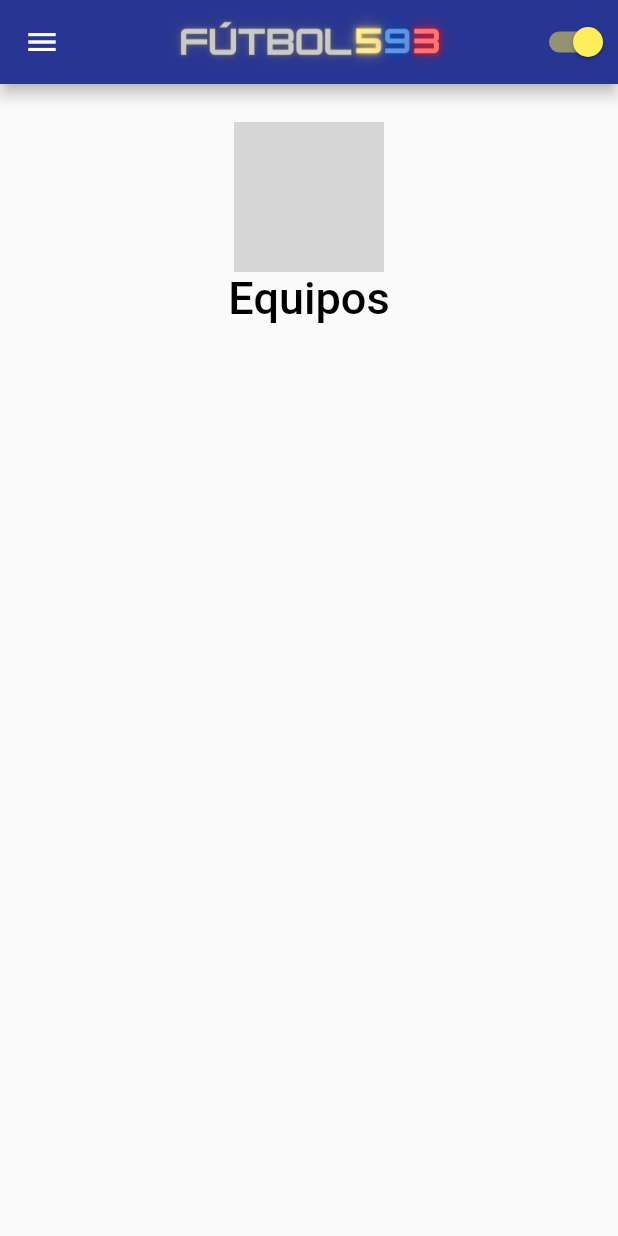
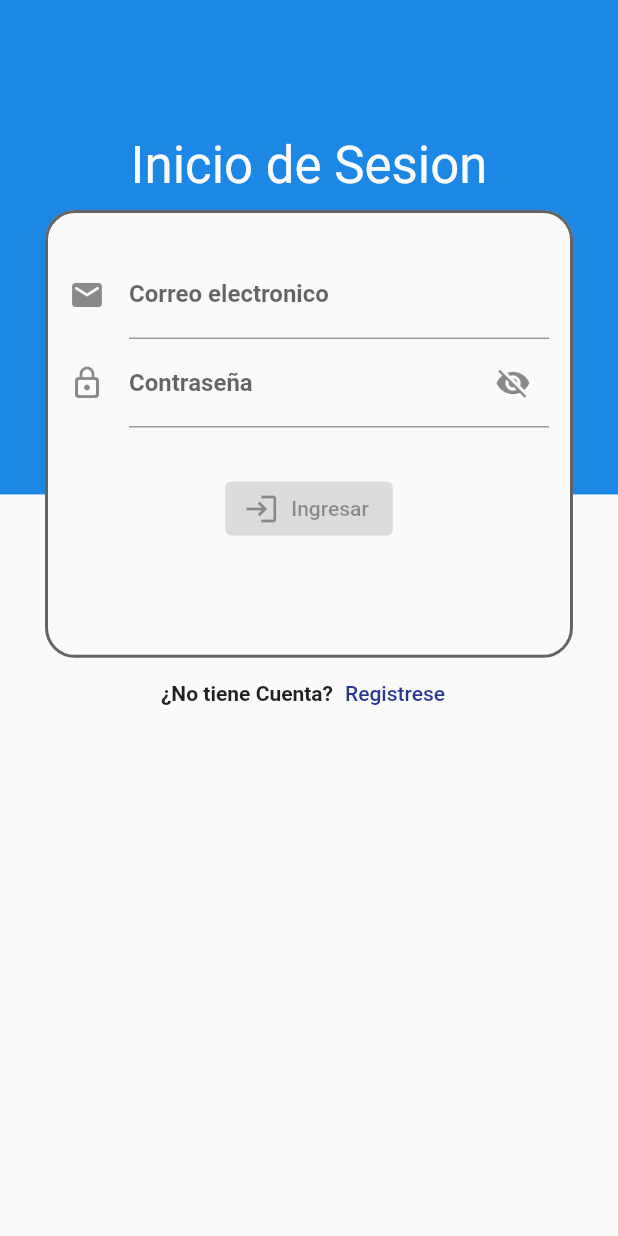
Before and after one commit to wizard-44/futbol593app, a Flutter app: the screen it shows after launch, on a phone screen of 412 x 824 dp. Run offline on Flutter 3.47's test engine with Material 2 defaults, Android fonts, the phone set to English and light mode, and no system bars; our stand-ins replace flutter_screenutil, image_picker, jwt_decoder, rxdart, shared_preferences; missing offline and left inert: cloudinary_public; Roboto replaces fonts that are missing (Nexa); grey boxes are pictures that could not be loaded.

Commit message:
Actualizacion Login y SignUp

```diff
--- a/lib/main.dart
+++ b/lib/main.dart
@@ -1,5 +1,8 @@
 import 'package:flutter/material.dart';
 import 'package:futbol593/src/pages/SplashScreen.dart';
+import 'package:futbol593/src/pages/login_page.dart';
+import 'package:futbol593/src/pages/settings_page.dart';
+import 'package:futbol593/src/pages/signup_page.dart';
 import 'package:futbol593/src/providers/main_provider.dart';
 import 'package:flutter_screenutil/flutter_screenutil.dart';
 import 'package:futbol593/src/theme/main_theme.dart';
@@ -26,17 +29,26 @@ class App extends StatelessWidget {
         builder: (context, snapshot) {
           if (snapshot.hasData) {
             return ScreenUtilInit(
-                designSize: const Size(360, 690),
-                builder: () => MaterialApp(
-                    debugShowCheckedModeBanner: false,
-                    title: 'Futbol593',
-                    theme: AppTheme.themeData(mainProvider.mode),
-                    home: const SplashScreen()));
+              designSize: const Size(360, 690),
+              builder: () => MaterialApp(
+                debugShowCheckedModeBanner: false,
+                title: 'Futbol593',
+                theme: AppTheme.themeData(mainProvider.mode),
+                routes:{
+                  "/login" : (context) => const LoginPage(),
+                  "/settings" : (context) => const SettingPage(),
+                  "/signup" : (context) => const SignUpPage(),
+                },
+                home: const SplashScreen(),
+              )
+            );
           }
           return const SizedBox.square(
               dimension: 100.0,
               child: CircularProgressIndicator(
-                color:Colors.white));
-        });
+                color:Colors.white)
+          );
+        }
+    );
   }
 }
--- /dev/null
+++ b/lib/src/bloc/login_bloc.dart
@@ -0,0 +1,23 @@
+import 'package:futbol593/src/bloc/validator_bloc.dart';
+import 'package:rxdart/rxdart.dart';
+import 'package:rxdart/subjects.dart';
+
+class LoginBloc with Validator {
+  LoginBloc();
+  //Controllers
+  final _emailController = BehaviorSubject<String>();
+  final _passwordController = BehaviorSubject<String>();
+  //Streams, vinculados con la validación
+  Stream<String> get emailStream =>
+      _emailController.stream.transform(emailValidator);
+  Stream<String> get passwordStream =>
+      _passwordController.stream.transform(passwordValidator);
+  Stream<bool> get formLoginStream =>
+      Rx.combineLatest2(emailStream, passwordStream, (a, b) => true);
+  //Funciones para el onChange cada control
+  Function(String) get changeEmail => _emailController.sink.add;
+  Function(String) get changePassword => _passwordController.sink.add;
+  //Propiedades con el valor del texto ingreso
+  String get email => _emailController.value;
+  String get password => _passwordController.value;
+}
--- /dev/null
+++ b/lib/src/bloc/validator_bloc.dart
@@ -0,0 +1,36 @@
+import 'dart:async';
+
+class Validator {
+  final emailValidator = StreamTransformer<String, String>.fromHandlers(
+    handleData: (data, sink) {
+      String pattern =
+          r'^(([^<>()[\]\\.,;:\s@\"]+(\.[^<>()[\]\\.,;:\s@\"]+)*)|(\".+\"))@((\[[0-9]{1,3}\.[0-9]{1,3}\.[0-9]{1,3}\.[0-9]{1,3}\])|(([a-zA-Z\-0-9]+\.)+[a-zA-Z]{2,}))$';
+      RegExp regExp = RegExp(pattern);
+      if (regExp.hasMatch(data)) {
+        sink.add(data); //La validación se cumplió
+      } else {
+        sink.addError('Correo no válido');
+      }
+    },
+  );
+
+  final passwordValidator = StreamTransformer<String, String>.fromHandlers(
+    handleData: (data, sink) {
+      if (data.length >= 6) {
+        sink.add(data); //La validación se cumplió
+      } else {
+        sink.addError('Contraseña debe ser de al menos 6 caracteres');
+      }
+    },
+  );
+
+  final usernameValidator = StreamTransformer<String, String>.fromHandlers(
+    handleData: (data, sink) {
+      if (data.length >= 4) {
+        sink.add(data); //La validación se cumplió
+      } else {
+        sink.addError('Usuario debe ser de al menos 4 caracteres');
+      }
+    },
+  );
+}
--- /dev/null
+++ b/lib/src/models/usuario_model.dart
@@ -0,0 +1,23 @@
+// To parse this JSON data, do
+//
+//     final usuario = usuarioFromJson(jsonString);
+
+import 'dart:convert';
+
+String usuarioToJson(Usuario data) => json.encode(data.toJson());
+
+class Usuario {
+  Usuario({this.displayName, this.email, this.password, this.role});
+
+  String? displayName;
+  String? email;
+  String? password;
+  String? role;
+
+  Map<String, dynamic> toJson() => {
+    "displayName": displayName,
+    "email": email,
+    "password": password,
+    "role": role
+  };
+}
--- /dev/null
+++ b/lib/src/pages/login_page.dart
@@ -0,0 +1,146 @@
+import 'package:flutter/material.dart';
+import 'package:flutter_screenutil/flutter_screenutil.dart';
+import 'package:futbol593/src/bloc/login_bloc.dart';
+import 'package:futbol593/src/models/usuario_model.dart';
+import 'package:futbol593/src/providers/main_provider.dart';
+import 'package:futbol593/src/services/usuario_service.dart';
+import 'package:provider/provider.dart';
+
+class LoginPage extends StatefulWidget {
+  const LoginPage({Key? key}) : super(key: key);
+
+  @override
+  State<LoginPage> createState() => _LoginPageState();
+}
+
+class _LoginPageState extends State<LoginPage> {
+  bool _obscureText = true;
+  final LoginBloc _loginBloc = LoginBloc();
+  @override
+  Widget build(BuildContext context) {
+    double size = MediaQuery.of(context).size.height;
+    final mainProvider = Provider.of<MainProvider>(context, listen: true);
+    return SafeArea(
+      child: Scaffold(
+        body: SingleChildScrollView(
+          child: Stack(
+            children: [
+              Container(
+                color: Theme.of(context).primaryColor,
+                height: size * 0.4,
+              ),
+              Padding(
+                padding:
+                    const EdgeInsets.only(top: 80.0, left: 30.0, right: 30.0),
+                child: Column(
+                  children: [
+                    Padding(
+                      padding: const EdgeInsets.symmetric(vertical: 10.0),
+                      child: Text("Inicio de Sesion",
+                          style: Theme.of(context).textTheme.headline4!.apply(
+                              color:
+                                  Theme.of(context).scaffoldBackgroundColor)),
+                    ),
+                    Container(
+                        height: 250.h,
+                        decoration: BoxDecoration(
+                          border: Border.all(
+                              color: Theme.of(context).hintColor, width: 2.0),
+                          color: Theme.of(context).scaffoldBackgroundColor,
+                          borderRadius: BorderRadius.circular(20.0),
+                        ),
+                        child: Padding(
+                          padding: const EdgeInsets.symmetric(
+                              horizontal: 14.0, vertical: 25.0),
+                          child: Column(
+                            children: [
+                              StreamBuilder<String>(
+                                stream: _loginBloc.emailStream,
+                                builder: (context, snapshot) {
+                                  return TextField(
+                                    keyboardType: TextInputType.emailAddress,
+                                    onChanged: _loginBloc.changeEmail,
+                                    decoration: InputDecoration(
+                                      errorText: snapshot.error?.toString(),
+                                      icon: const Icon(Icons.email_rounded),
+                                      labelText: "Correo electronico",
+                                      hintText: "usuario@gmail.com"
+                                    )
+                                  );
+                                }
+                              ),
+                              StreamBuilder<String>(
+                                stream: _loginBloc.passwordStream,
+                                builder: (context, snapshot) {
+                                  return TextField(
+                                    onChanged: _loginBloc.changePassword,
+                                    obscureText: _obscureText,
+                                    decoration: InputDecoration(
+                                      errorText: snapshot.error?.toString(),
+                                      suffixIcon: IconButton(
+                                          onPressed: () {
+                                            _obscureText = !_obscureText;
+                                            setState(() {});
+                                          },
+                                          icon: Icon(
+                                            _obscureText
+                                                ? Icons.visibility_off
+                                                : Icons.visibility,
+                                          )),
+                                      icon:
+                                          const Icon(Icons.lock_outline_rounded),
+                                      labelText: "Contraseña ",
+                                    )
+                                  );
+                                }
+                              ),
+                              Padding(
+                                padding: const EdgeInsets.only(top: 30.0),
+                                child: StreamBuilder<bool>(
+                                  stream: _loginBloc.formLoginStream,
+                                  builder: (context, snapshot) {
+                                    return ElevatedButton.icon(
+                                      onPressed: snapshot.hasData?
+                                      ()async {
+                                        final usrSrv =
+                                            UsuarioService(); //Servicio
+                                        final usr = Usuario(
+                                            //Modelo
+                                            email: _loginBloc.email,
+                                            password: _loginBloc.password
+                                        );
+                                        Map<String, dynamic> resp =
+                                            await usrSrv.login(usr);
+                                        if (resp.containsKey("idToken")) {
+                                          mainProvider.token =
+                                              resp['idToken'];
+                                        }
+                                      } : null
+                                      ,
+                                      icon: const Icon(Icons.login),
+                                      label: const Text("Ingresar")
+                                    );
+                                  }
+                                ),
+                              )
+                            ],
+                          ),
+                        )),
+                    Row(mainAxisAlignment: MainAxisAlignment.center, children: [
+                      const Text("¿No tiene Cuenta?"),
+                      TextButton(
+                          onPressed: () {
+                            Navigator.pushNamed(context, "/signup");
+                          },
+                          child: const Text("Registrese"))
+                    ]),
+                  ],
+                ),
+              ),
+            ],
+          ),
+        ),
+      ),
+    );
+  }
+}
--- a/lib/src/widgets/jugador_list_widget.dart
+++ b/lib/src/widgets/jugador_list_widget.dart
@@ -48,7 +48,7 @@ class _JugadorListWidgetState extends State<JugadorListWidget> {
                     ))
                   : _jugadores!.isEmpty
                       ? const Center(
-                          child: Text("No hay Equipos Disponibles..."))
+                          child: Text("No hay Jugadores Disponibles..."))
                       : ListView(
                           children: _jugadores!
                               .map((e) => JugadoresCard(jugador: e))
--- a/pubspec.yaml
+++ b/pubspec.yaml
@@ -44,6 +44,8 @@ dependencies:
   flutter_holo_date_picker: ^1.0.1+2
   image_picker: ^0.8.4+4
   cloudinary_public: ^0.11.0
+  rxdart: ^0.27.3
+  jwt_decoder: ^2.0.1
 
 dev_dependencies:
   flutter_test:
```
Also changed, not shown: lib/src/bloc/signup_bloc.dart (added, +28 -0 lines), lib/src/pages/SplashScreen.dart (+27 -6 lines), lib/src/pages/home_page.dart (+24 -14 lines), lib/src/pages/perfil_equipo_page.dart (+6 -3 lines), lib/src/pages/settings_page.dart (added, +91 -0 lines), lib/src/pages/signup_page.dart (added, +173 -0 lines), lib/src/providers/main_provider.dart (+23 -2 lines), lib/src/services/usuario_service.dart (added, +50 -0 lines), lib/src/widgets/menu_lateral.dart (+4 -7 lines), pubspec.lock.
